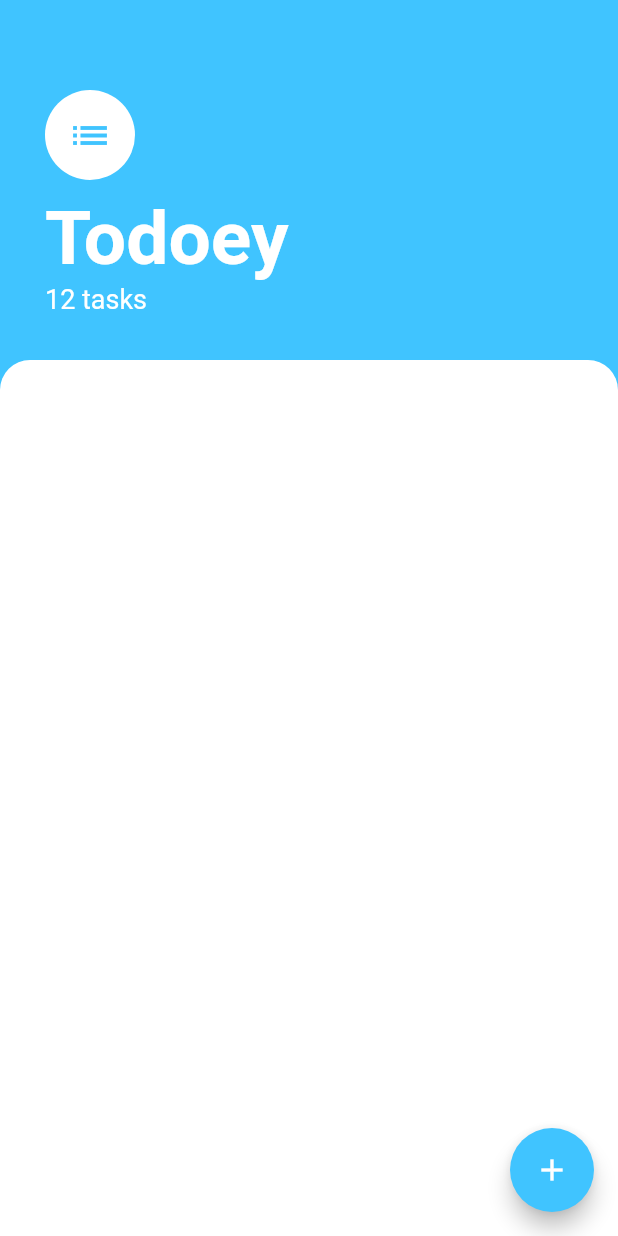
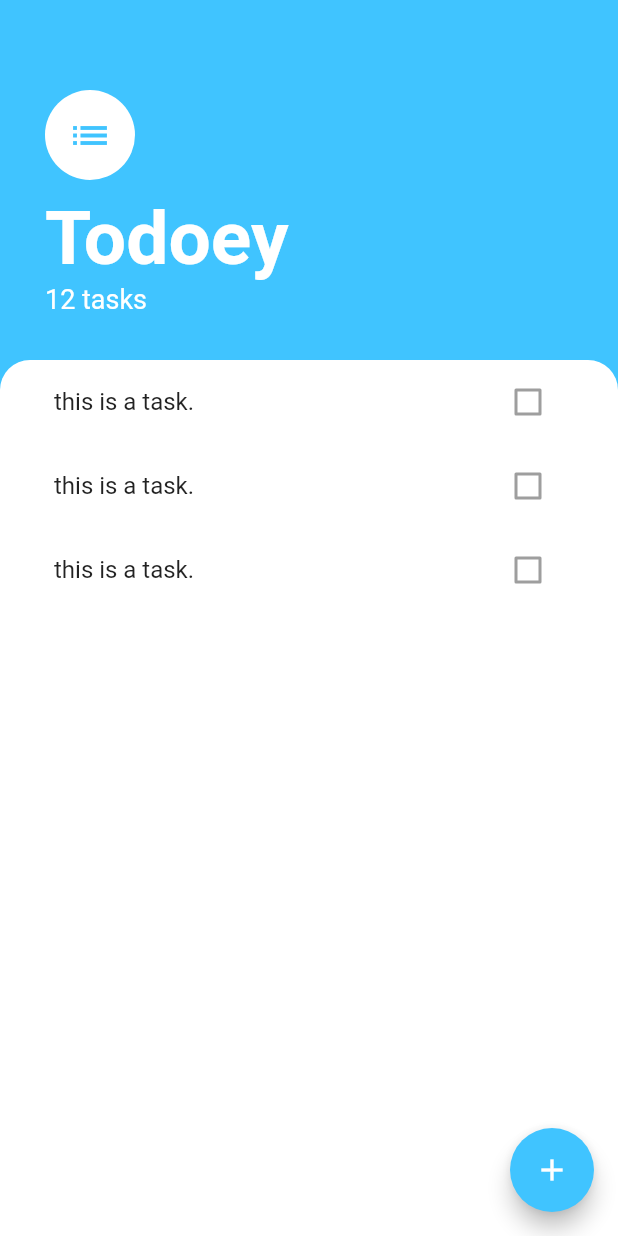
Before and after one commit to NatalmanNahm/todoey_flutter, a Flutter app: the screen it shows after launch, on a phone screen of 412 x 824 dp. Run offline on Flutter 3.47's test engine with Material 2 defaults, Android fonts, the phone set to English and light mode, and no system bars.

Commit message:
cleas up the code a little bit to make it readable and add more list of task anf listtile to the container to create our list of tasks.

```diff
--- a/lib/screens/task.dart
+++ b/lib/screens/task.dart
@@ -1,4 +1,5 @@
 import 'package:flutter/material.dart';
+import 'package:todoeyflutter/widgets/task_list.dart';
 
 class TasksScreen extends StatelessWidget {
   @override
@@ -6,6 +7,9 @@ class TasksScreen extends StatelessWidget {
     return Scaffold(
       backgroundColor: Colors.lightBlueAccent,
       floatingActionButton: FloatingActionButton(
+        onPressed: (){
+
+        },
         backgroundColor: Colors.lightBlueAccent,
         child: Icon(Icons.add),
       ),
@@ -47,13 +51,15 @@ class TasksScreen extends StatelessWidget {
           ),
           Expanded(
             child: Container(
+              padding: EdgeInsets.symmetric(horizontal: 20.0),
               decoration: BoxDecoration(
-                  color: Colors.white,
-                  borderRadius: BorderRadius.only(
-                      topLeft: Radius.circular(20.0),
-                      topRight: Radius.circular(20.0)
-                  )
+                color: Colors.white,
+                borderRadius: BorderRadius.only(
+                  topLeft: Radius.circular(20.0),
+                  topRight: Radius.circular(20.0)
+                )
               ),
+              child: TaskList(),
             ),
           )
         ],
--- /dev/null
+++ b/lib/widgets/task_list.dart
@@ -0,0 +1,15 @@
+import 'package:flutter/material.dart';
+import 'task_tile.dart';
+
+class TaskList extends StatelessWidget {
+  @override
+  Widget build(BuildContext context) {
+    return ListView(
+      children: <Widget>[
+        TaskTile(),
+        TaskTile(),
+        TaskTile()
+      ],
+    );
+  }
+}
--- /dev/null
+++ b/lib/widgets/task_tile.dart
@@ -0,0 +1,12 @@
+import 'package:flutter/material.dart';
+
+class TaskTile extends StatelessWidget {
+  @override
+  Widget build(BuildContext context) {
+    return ListTile(
+      title: Text('this is a task.'),
+      trailing: Checkbox(value: false,
+      ),
+    );
+  }
+}
```
